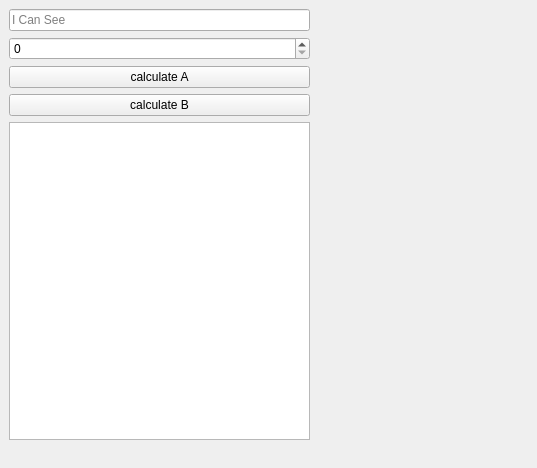
This is ProcessWatcher/mainwindow.ui in tyw66/exQt as Qt 5 draws it before an edit. The edited form follows.
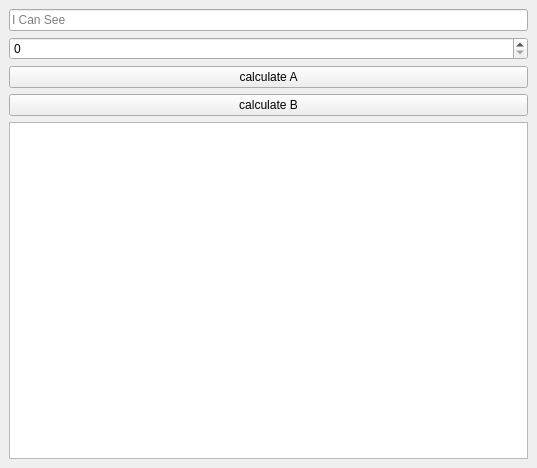
This is the edited form.

```diff
--- a/ProcessWatcher/mainwindow.ui
+++ b/ProcessWatcher/mainwindow.ui
@@ -14,26 +14,8 @@
    <string>MainWindow</string>
   </property>
   <widget class="QWidget" name="centralwidget">
-   <widget class="QWidget" name="verticalLayoutWidget">
-    <property name="geometry">
-     <rect>
-      <x>320</x>
-      <y>20</y>
-      <width>201</width>
-      <height>411</height>
-     </rect>
-    </property>
-    <layout class="QVBoxLayout" name="processbarLayout"/>
-   </widget>
-   <widget class="QWidget" name="">
-    <property name="geometry">
-     <rect>
-      <x>9</x>
-      <y>9</y>
-      <width>301</width>
-      <height>431</height>
-     </rect>
-    </property>
+   <layout class="QGridLayout" name="gridLayout">
+    <item row="0" column="0">
     <layout class="QVBoxLayout" name="verticalLayout">
      <item>
       <widget class="QLineEdit" name="lineEdit">
@@ -63,7 +45,11 @@
       <widget class="QTextEdit" name="textEdit"/>
      </item>
     </layout>
-   </widget>
+    </item>
+    <item row="0" column="1">
+     <layout class="QVBoxLayout" name="processbarLayout"/>
+    </item>
+   </layout>
   </widget>
  </widget>
  <resources/>
```
Lines whose indentation alone changed are shown as unchanged.
